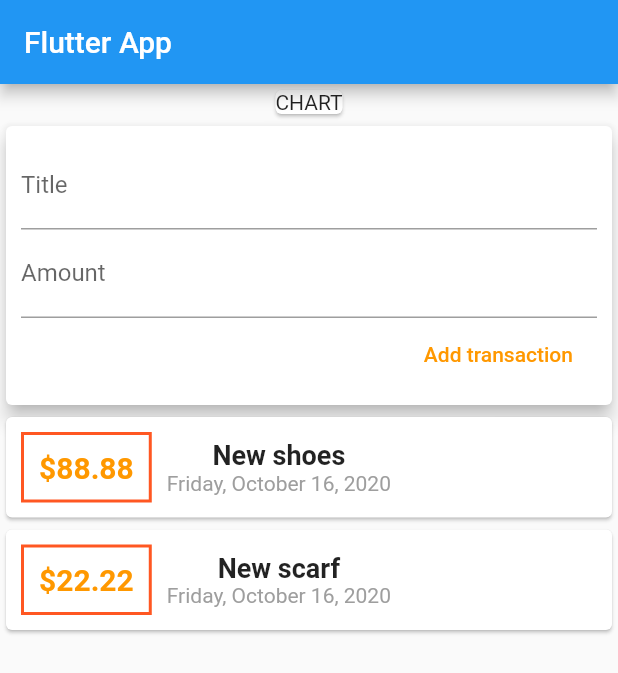
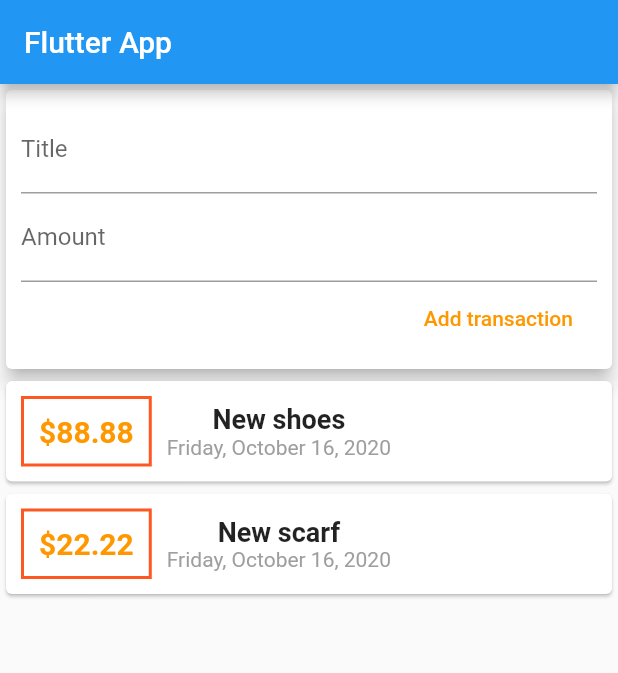
Before and after one commit to GianMor/personal_expenses_flutter, a Flutter app: the screen it shows after launch, on a phone screen of 412 x 824 dp. Shown: the top 673 px of the screen. Run offline on Flutter 3.47's test engine with Material 2 defaults, Android fonts, the phone set to English and light mode, and no system bars.

Commit message:
finish version 1

```diff
--- a/lib/main.dart
+++ b/lib/main.dart
@@ -1,5 +1,5 @@
 import 'package:flutter/material.dart';
-import 'package:personal_expenses_flutter/widgets/transaction_list.dart';
+import './widgets/user_transaction.dart';
 
 void main() => runApp(MyApp());
 
@@ -14,8 +14,6 @@ class MyApp extends StatelessWidget {
 }
 
 class MyHomePage extends StatelessWidget {
-  final titleController = TextEditingController();
-  final amountController = TextEditingController();
 
   @override
   Widget build(BuildContext context) {
@@ -25,34 +23,7 @@ class MyHomePage extends StatelessWidget {
         ),
         body: Column(
           children: <Widget>[
-            Card(child: Text("CHART")),
-            Card(
-              elevation: 5,
-              child: Container(
-                padding: EdgeInsets.all(10),
-                child: Column(
-                  crossAxisAlignment: CrossAxisAlignment.end,
-                  children: <Widget>[
-                    TextField(
-                      decoration: InputDecoration(labelText: 'Title'),
-                      controller: titleController,
-                      // onChanged: (val) => titleInput = val,
-                    ),
-                    TextField(
-                      decoration: InputDecoration(labelText: 'Amount'),
-                      controller: amountController,
-                      // onChanged: (val) => amountTitle = val,
-                    ),
-                    FlatButton(
-                      onPressed: () => null,
-                      child: Text('Add transaction'),
-                      textColor: Colors.orange,
-                    )
-                  ],
-                ),
-              ),
-            ),
-            TransactionList()
+            UserTransaction()
           ],
         ));
   }
--- /dev/null
+++ b/lib/widgets/new_transaction.dart
@@ -0,0 +1,39 @@
+import 'package:flutter/material.dart';
+
+class NewTransaction extends StatelessWidget {
+  final titleController = TextEditingController();
+  final amountController = TextEditingController();
+
+  final Function newTransactionHandler;
+
+  NewTransaction(this.newTransactionHandler);
+
+  @override
+  Widget build(BuildContext context) {
+    return Card(
+      elevation: 5,
+      child: Container(
+        padding: EdgeInsets.all(10),
+        child: Column(
+          crossAxisAlignment: CrossAxisAlignment.end,
+          children: <Widget>[
+            TextField(
+              decoration: InputDecoration(labelText: 'Title'),
+              controller: titleController,
+            ),
+            TextField(
+              decoration: InputDecoration(labelText: 'Amount'),
+              controller: amountController,
+            ),
+            FlatButton(
+              onPressed: () => newTransactionHandler(
+                  titleController.text, double.parse(amountController.text)),
+              child: Text('Add transaction'),
+              textColor: Colors.orange,
+            )
+          ],
+        ),
+      ),
+    );
+  }
+}
--- a/lib/widgets/transaction_list.dart
+++ b/lib/widgets/transaction_list.dart
@@ -1,22 +1,15 @@
 import 'package:flutter/material.dart';
+import 'package:intl/intl.dart';
 import '../models/transaction.dart';
-import 'package:intl/intl.dart';
 
-class TransactionList extends StatefulWidget {
-  @override
-  _TransactionList createState() => _TransactionList();
-}
+class TransactionList extends StatelessWidget {
+  final List<Transaction> transaction;
 
-class _TransactionList extends State<TransactionList> {
-  final List<Transaction> _transactionList = [
-    Transaction(id: 1, title: "New shoes", amount: 88.88, date: DateTime.now()),
-    Transaction(id: 2, title: "New scarf", amount: 22.22, date: DateTime.now()),
-  ];
-
+  TransactionList(this.transaction);
   @override
   Widget build(BuildContext context) {
     return Column(
-        children: _transactionList
+        children: transaction
             .map((tx) => Card(
                     child: Row(children: <Widget>[
                   Container(
@@ -34,7 +27,6 @@ class _TransactionList extends State<TransactionList> {
                             color: Colors.orange),
                       )),
                   Column(
-                    //crossAxisAlignment: CrossAxisAlignment.start,
                     children: <Widget>[
                       Text(
                         tx.title,
--- /dev/null
+++ b/lib/widgets/user_transaction.dart
@@ -0,0 +1,36 @@
+import 'dart:math';
+
+import 'package:flutter/material.dart';
+
+import './new_transaction.dart';
+import './transaction_list.dart';
+import '../models/transaction.dart';
+
+class UserTransaction extends StatefulWidget {
+  @override
+  _UserTransactionState createState() => _UserTransactionState();
+}
+
+class _UserTransactionState extends State<UserTransaction> {
+  final List<Transaction> _transactionList = [
+    Transaction(id: 1, title: "New shoes", amount: 88.88, date: DateTime.now()),
+    Transaction(id: 2, title: "New scarf", amount: 22.22, date: DateTime.now()),
+  ];
+
+  void _addNewTransaction(String title, double amount) {
+    final newTx = Transaction(
+        id: Random().nextInt(100),
+        title: title,
+        amount: amount,
+        date: DateTime.now());
+
+    setState(() => _transactionList.add(newTx));
+  }
+
+  @override
+  Widget build(BuildContext context) {
+    return Column(
+      children: [NewTransaction(_addNewTransaction), TransactionList(_transactionList)],
+    );
+  }
+}
```
